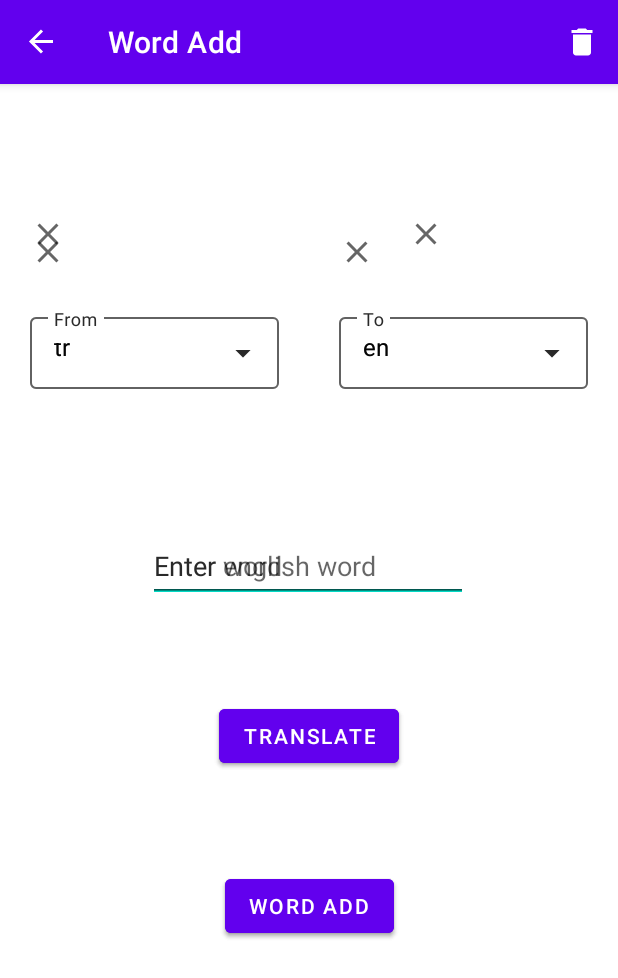
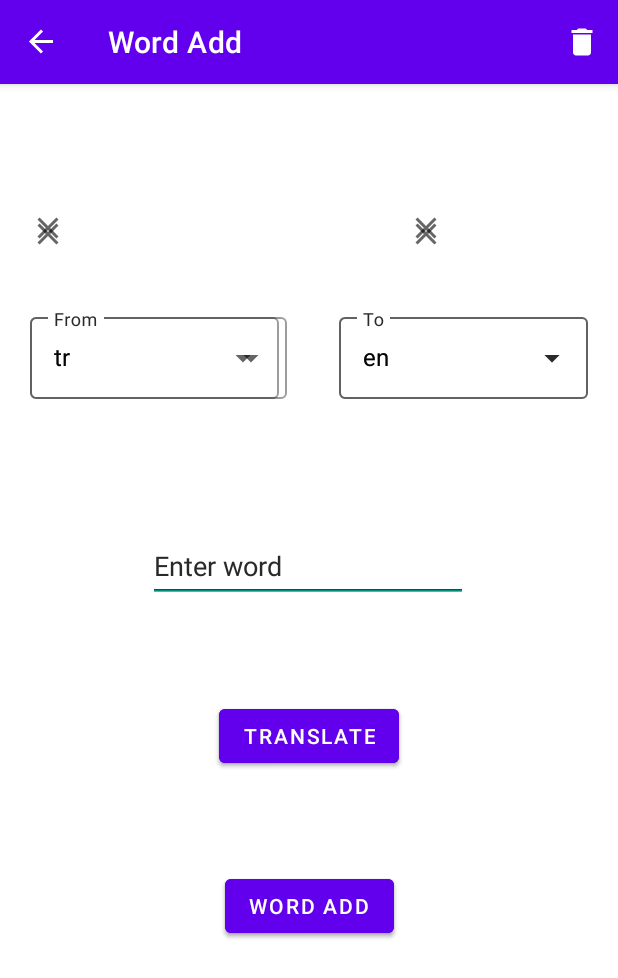
Before and after one commit to abdurrahimgayretli/RemindWord, an Android app: the fragment UpdateFragment placed in its activity, after a tap on an icon or button, on a phone screen of 412 x 824 dp. Shown: the top 978 px of the screen. Run offline under Robolectric (Android 15) with nearby library versions, the phone set to English and light mode, and no system bars; our stand-ins replace Room's generated code, navigation-ui; libraries missing offline, so code that uses them is left out: com.google.mlkit.common, com.google.mlkit.nl, com.jwang123.flagkit; 14 statements that could not run were skipped.

Commit message:
Bug fixes

```diff
--- a/app/build.gradle
+++ b/app/build.gradle
@@ -12,8 +12,8 @@ android {
         applicationId "com.negotium.remindword"
         minSdkVersion 24
         targetSdkVersion 30
-        versionCode 1
-        versionName "1.0"
+        versionCode 2
+        versionName "1.1"
 
         testInstrumentationRunner "androidx.test.runner.AndroidJUnitRunner"
     }
--- a/app/src/main/java/com/negotium/remindword/fragments/list/ListFragment.kt
+++ b/app/src/main/java/com/negotium/remindword/fragments/list/ListFragment.kt
@@ -79,7 +79,7 @@ class ListFragment : Fragment()  {
                 Toast.makeText(requireContext(), "Successfully removed notification!", Toast.LENGTH_SHORT).show()
             }
             else{
-                Toast.makeText(requireContext(), "Please added word!!", Toast.LENGTH_SHORT).show()
+                Toast.makeText(requireContext(), "Please add word!!", Toast.LENGTH_SHORT).show()
             }
             data = settingDao.findByKey("Notification")
         }
--- a/app/src/main/res/layout/fragment_add.xml
+++ b/app/src/main/res/layout/fragment_add.xml
@@ -57,7 +57,7 @@
         android:id="@+id/fromInput"
         style="@style/Widget.MaterialComponents.TextInputLayout.OutlinedBox.ExposedDropdownMenu"
         android:layout_width="166dp"
-        android:layout_height="53dp"
+        android:layout_height="60dp"
         android:layout_marginStart="20dp"
         android:layout_marginTop="150dp"
         android:hint="From"
@@ -79,7 +79,7 @@
         android:id="@+id/toInput"
         style="@style/Widget.MaterialComponents.TextInputLayout.OutlinedBox.ExposedDropdownMenu"
         android:layout_width="166dp"
-        android:layout_height="53dp"
+        android:layout_height="60dp"
         android:layout_marginTop="150dp"
         android:layout_marginEnd="20dp"
         android:hint="To"
--- a/app/src/main/res/layout/fragment_list.xml
+++ b/app/src/main/res/layout/fragment_list.xml
@@ -55,6 +55,8 @@
         android:hint="Enter interval (minute)"
         android:inputType="number"
         android:minHeight="48dp"
+        android:textColor="#000000"
+        android:textColorHint="#7A000000"
         android:visibility="invisible"
         app:layout_constraintBottom_toBottomOf="@+id/recyclerView"
         app:layout_constraintEnd_toEndOf="@+id/recyclerView"
--- a/app/src/main/res/layout/fragment_update.xml
+++ b/app/src/main/res/layout/fragment_update.xml
@@ -32,7 +32,7 @@
         android:layout_height="wrap_content"
         android:layout_marginTop="50dp"
         android:ems="10"
-        android:hint="Enter english word"
+        android:hint="Enter word"
         android:inputType="textPersonName"
         android:minHeight="48dp"
         app:layout_constraintEnd_toEndOf="parent"
@@ -56,8 +56,8 @@
     <com.google.android.material.textfield.TextInputLayout
         android:id="@+id/updateFromInput"
         style="@style/Widget.MaterialComponents.TextInputLayout.OutlinedBox.ExposedDropdownMenu"
-        android:layout_width="166dp"
-        android:layout_height="53dp"
+        android:layout_width="171dp"
+        android:layout_height="60dp"
         android:layout_marginStart="20dp"
         android:layout_marginTop="150dp"
         android:hint="From"
@@ -79,7 +79,7 @@
         android:id="@+id/updateToInput"
         style="@style/Widget.MaterialComponents.TextInputLayout.OutlinedBox.ExposedDropdownMenu"
         android:layout_width="166dp"
-        android:layout_height="53dp"
+        android:layout_height="60dp"
         android:layout_marginTop="150dp"
         android:layout_marginEnd="20dp"
         android:hint="To"
@@ -101,19 +101,21 @@
         android:layout_width="wrap_content"
         android:layout_height="wrap_content"
         android:layout_marginStart="20dp"
-        android:layout_marginTop="100dp"
+        android:layout_marginTop="84dp"
         android:src="@drawable/ic_baseline_close_24"
         app:layout_constraintStart_toStartOf="parent"
-        app:layout_constraintTop_toTopOf="parent" />
+        app:layout_constraintTop_toTopOf="parent"
+        tools:srcCompat="@drawable/tr" />
 
     <ImageView
         android:id="@+id/updateToImage"
         android:layout_width="wrap_content"
         android:layout_height="wrap_content"
-        android:layout_marginStart="226dp"
-        android:layout_marginTop="100dp"
+        android:layout_marginTop="84dp"
+        android:layout_marginEnd="116dp"
         android:src="@drawable/ic_baseline_close_24"
-        app:layout_constraintStart_toStartOf="parent"
-        app:layout_constraintTop_toTopOf="parent" />
+        app:layout_constraintEnd_toEndOf="parent"
+        app:layout_constraintTop_toTopOf="parent"
+        tools:srcCompat="@drawable/gb" />
 
 </androidx.constraintlayout.widget.ConstraintLayout>
```
Also changed, not shown: app/src/main/java/com/negotium/remindword/fragments/add/AddFragment.kt (+4 -12 lines), app/src/main/java/com/negotium/remindword/update/UpdateFragment.kt (+4 -12 lines).
